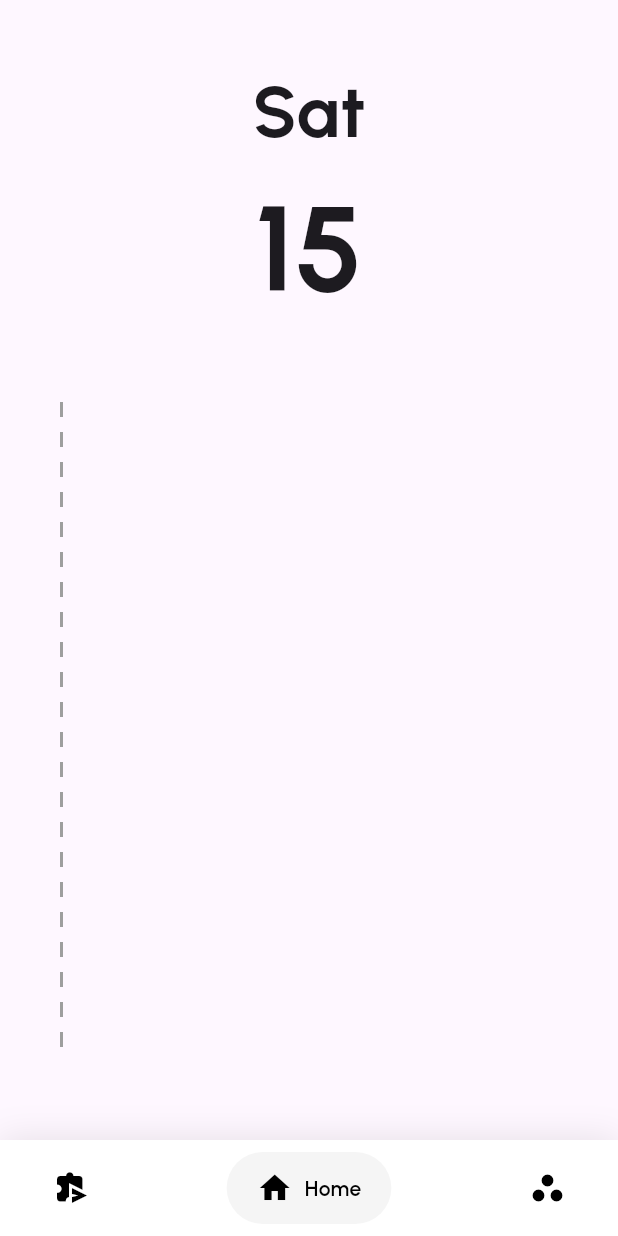
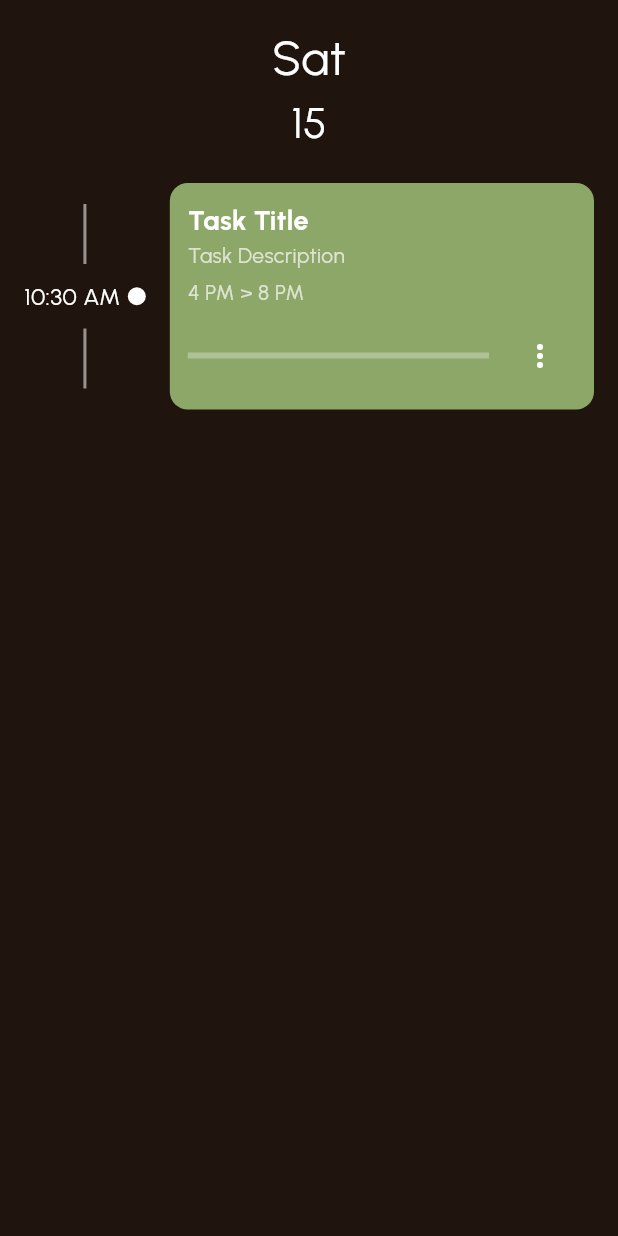
Before and after one commit to siddharth177/timeboxing, a Flutter app: the NoDisturbLandingScreen screen opened directly, on a phone screen of 412 x 824 dp. Run offline on Flutter 3.47's test engine with Material 3 defaults, Android fonts, the phone set to English and light mode, and no system bars; drawn by our look-alikes of google_nav_bar; our stand-ins replace cloud_firestore, firebase_auth, firebase_core, flutter_riverpod, google_fonts and 3 more; missing offline and left inert: dart:ffi; accounts and stored records are empty.

Commit message:
no disturb landing screen

```diff
--- a/lib/screens/authentication/email_verification.dart
+++ b/lib/screens/authentication/email_verification.dart
@@ -77,7 +77,7 @@ class _EmailVerificationScreenState
   @override
   Widget build(BuildContext context) {
     if (isEmailVerified) {
-      return const HabitsScreen();
+      return NoDisturbLandingScreen();
     }
 
     return Scaffold(
--- a/lib/screens/no_disturb_landing_screen.dart
+++ b/lib/screens/no_disturb_landing_screen.dart
@@ -1,70 +1,207 @@
 import 'package:flutter/material.dart';
-import 'package:timeboxing/Utilities/date_time.dart';
-import 'package:timeboxing/widgets/custom_navigation_bar.dart';
+import 'dart:async';
+import 'package:intl/intl.dart';
 
 class NoDisturbLandingScreen extends StatefulWidget {
   const NoDisturbLandingScreen({super.key});
 
   @override
-  State<StatefulWidget> createState() {
-    return _NoDisturbLandingScreen();
-  }
+  _NoDisturbLandingScreenState createState() => _NoDisturbLandingScreenState();
 }
 
-class _NoDisturbLandingScreen extends State<NoDisturbLandingScreen> {
+class _NoDisturbLandingScreenState extends State<NoDisturbLandingScreen> {
+  String taskStatus = "In Progress";
+  late String currentTime;
+  late Timer timer;
+
+  @override
+  void initState() {
+    super.initState();
+    _updateTime();
+    // Update time every second
+    timer = Timer.periodic(Duration(seconds: 1), (Timer t) => _updateTime());
+  }
+
+  void _updateTime() {
+    setState(() {
+      currentTime = DateFormat('h:mm a').format(DateTime.now());
+    });
+  }
+
+  @override
+  void dispose() {
+    timer.cancel();
+    super.dispose();
+  }
+
+  double _calculateProgress(String startTime, String endTime) {
+    DateFormat format = DateFormat("h a");
+    DateTime now = DateTime.now();
+
+    DateTime start = format.parse(startTime);
+    DateTime end = format.parse(endTime);
+
+    start = DateTime(now.year, now.month, now.day, start.hour, 0);
+    end = DateTime(now.year, now.month, now.day, end.hour, 0);
+
+    double totalDuration = end.difference(start).inMinutes.toDouble();
+    double elapsedDuration = now.difference(start).inMinutes.toDouble();
+
+    if (elapsedDuration < 0) return 0;
+    if (elapsedDuration > totalDuration) return 1;
+
+    return elapsedDuration / totalDuration;
+  }
+
   @override
   Widget build(BuildContext context) {
+    String taskStart = "4 PM";
+    String taskEnd = "8 PM";
+    double progress = _calculateProgress(taskStart, taskEnd);
+
     return Scaffold(
+      backgroundColor: Color(0xFF20140E), // Dark Brown Background
       body: Padding(
-        padding: const EdgeInsets.symmetric(horizontal: 20.0, vertical: 40.0),
+        padding: const EdgeInsets.all(16.0),
         child: Column(
           crossAxisAlignment: CrossAxisAlignment.center,
-          mainAxisAlignment: MainAxisAlignment.start,
           children: [
+            // Current Day and Date
             Text(
-              weekDayShortNow(),
-              style: const TextStyle(
-                fontSize: 48,
-                fontWeight: FontWeight.bold,
-              ),
+              DateFormat('EEE').format(DateTime.now()), // e.g., Mon
+              style: TextStyle(fontSize: 32, color: Colors.white),
             ),
             Text(
-              dayNow(),
-              style: TextStyle(fontSize: 80, fontWeight: FontWeight.bold),
+              DateFormat('d').format(DateTime.now()), // e.g., 6
+              style: TextStyle(fontSize: 28, color: Colors.white),
             ),
-            const SizedBox(
-              height: 40,
-            ),
-            Expanded(
-              child: Stack(
-                children: [
-                  Positioned(
-                    top: 0,
-                    bottom: 0,
-                    left: 20,
-                    child: LayoutBuilder(builder: (context, constraints) {
-                      return Column(
-                        children: List.generate(
-                            (constraints.maxHeight / 20).floor(),
-                            (index) => Padding(
-                                  padding:
-                                      const EdgeInsets.symmetric(vertical: 5),
-                                  child: Container(
-                                    height: 10,
-                                    width: 2,
-                                    color: Colors.grey,
-                                  ),
-                                )),
-                      );
-                    }),
-                  )
-                ],
-              ),
+            const SizedBox(height: 20),
+
+            // Timeline + Task Event
+            Row(
+              children: [
+                // Vertical Dashed Line + Current Time
+                Column(
+                  children: [
+                    Container(
+                      height: 50,
+                      child: VerticalDivider(
+                        color: Colors.white54,
+                        thickness: 2,
+                        width: 20,
+                        indent: 0,
+                        endIndent: 10,
+                      ),
+                    ),
+                    // Sphere (Current Time Indicator)
+                    Row(
+                      children: [
+                        Text(
+                          currentTime, // Real-time updating clock
+                          style: TextStyle(color: Colors.white, fontSize: 16),
+                        ),
+                        SizedBox(width: 5),
+                        Container(
+                          width: 12,
+                          height: 12,
+                          decoration: BoxDecoration(
+                            shape: BoxShape.circle,
+                            color: Colors.white,
+                          ),
+                        ),
+                      ],
+                    ),
+                    Container(
+                      height: 50,
+                      child: VerticalDivider(
+                        color: Colors.white54,
+                        thickness: 2,
+                        width: 20,
+                        indent: 10,
+                        endIndent: 0,
+                      ),
+                    ),
+                  ],
+                ),
+                SizedBox(width: 16),
+
+                // Event Card Widget
+                Expanded(
+                  child: Container(
+                    padding: EdgeInsets.all(12),
+                    decoration: BoxDecoration(
+                      color: Color(0xFF8DA769), // Greenish event card color
+                      borderRadius: BorderRadius.circular(12),
+                    ),
+                    child: Column(
+                      crossAxisAlignment: CrossAxisAlignment.start,
+                      children: [
+                        Text(
+                          "Task Title",
+                          style: TextStyle(
+                              fontSize: 18,
+                              color: Colors.white,
+                              fontWeight: FontWeight.bold),
+                        ),
+                        Text(
+                          "Task Description",
+                          style: TextStyle(color: Colors.white70, fontSize: 14),
+                        ),
+                        SizedBox(height: 5),
+
+                        // Task Schedule Time
+                        Text(
+                          "$taskStart > $taskEnd",
+                          style: TextStyle(fontSize: 14, color: Colors.white70),
+                        ),
+
+                        SizedBox(height: 8),
+
+                        // Progress Bar + Dropdown Button
+                        Row(
+                          children: [
+                            // Progress Indicator
+                            Expanded(
+                              child: LinearProgressIndicator(
+                                value: progress,
+                                backgroundColor: Colors.white30,
+                                color: Colors.white,
+                                minHeight: 4,
+                              ),
+                            ),
+                            SizedBox(width: 10),
+
+                            // Dropdown Button for Task Status
+                            PopupMenuButton<String>(
+                              icon: Icon(Icons.more_vert, color: Colors.white),
+                              onSelected: (String value) {
+                                setState(() {
+                                  taskStatus = value;
+                                });
+                              },
+                              itemBuilder: (BuildContext context) =>
+                                  <PopupMenuEntry<String>>[
+                                PopupMenuItem<String>(
+                                    value: "Completed",
+                                    child: Text("Completed")),
+                                PopupMenuItem<String>(
+                                    value: "Backlog", child: Text("Backlog")),
+                                PopupMenuItem<String>(
+                                    value: "In Progress",
+                                    child: Text("In Progress")),
+                              ],
+                            ),
+                          ],
+                        ),
+                      ],
+                    ),
+                  ),
+                ),
+              ],
             ),
           ],
         ),
       ),
-      bottomNavigationBar: const CustomNavigationBar(),
     );
   }
 }
```
